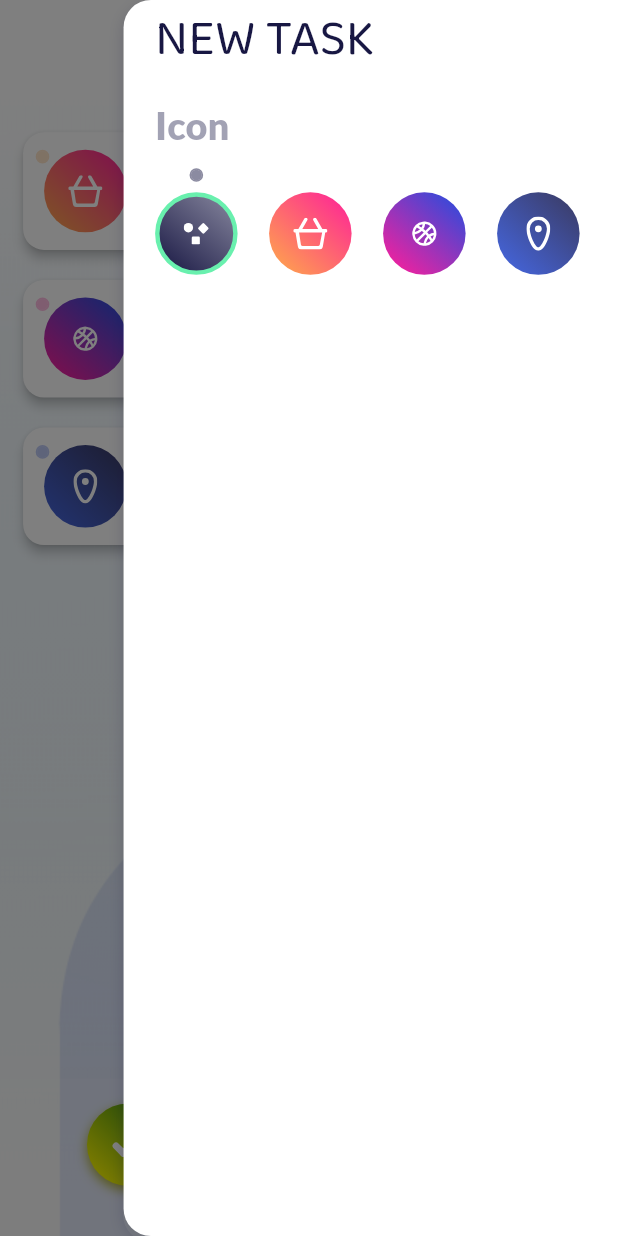
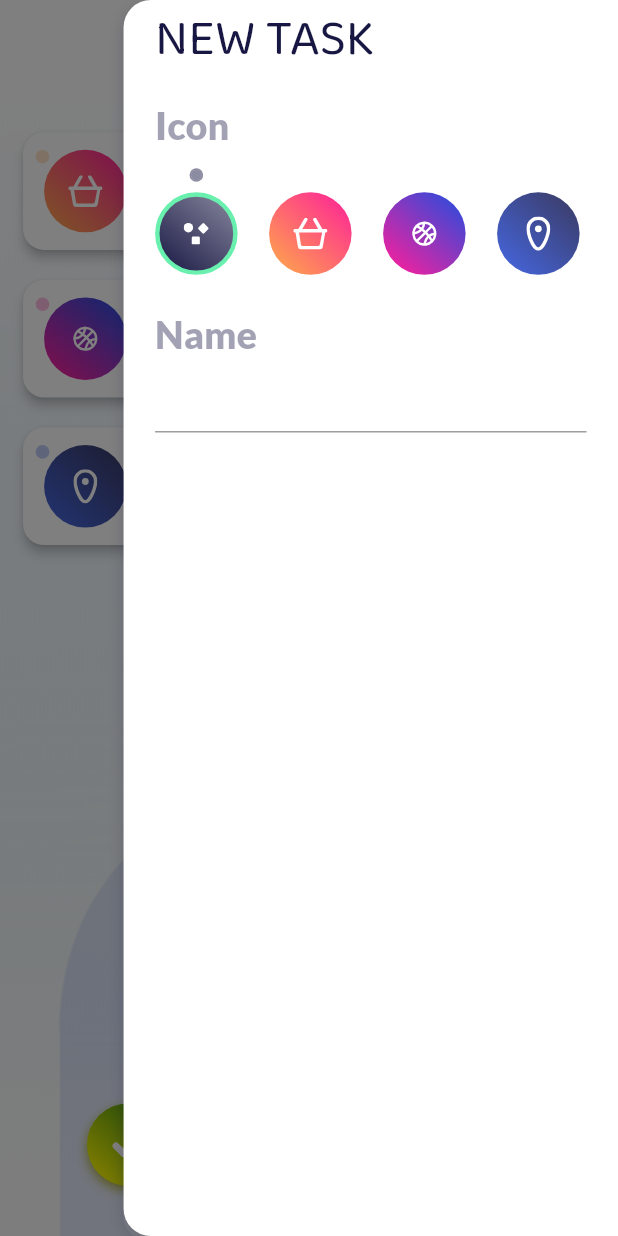
Before and after one commit to SixtusMiracle/my_day, a Flutter app: the screen it shows after launch, item 3 of the bottom bar chosen, on a phone screen of 412 x 824 dp. Run offline on Flutter 3.47's test engine with Material 2 defaults, Android fonts, the light colour scheme and no system bars; our stand-ins replace flutter_svg.

Commit message:
added task name field

```diff
--- a/lib/main.dart
+++ b/lib/main.dart
@@ -13,7 +13,7 @@ class MyApp extends StatelessWidget {
       debugShowCheckedModeBanner: false,
       title: 'My Day',
       theme: ThemeData(
-        primarySwatch: Colors.pink,
+        primarySwatch: Colors.purple,
         fontFamily: 'Lato',
       ),
       initialRoute: Home.routeName,
--- a/lib/screens/home/components/new_task/components/mi_form_label.dart
+++ b/lib/screens/home/components/new_task/components/mi_form_label.dart
@@ -12,15 +12,12 @@ class MiFormLabel extends StatelessWidget {
 
   @override
   Widget build(BuildContext context) {
-    return Padding(
-      padding: const EdgeInsets.only(bottom: miDefaultSize),
-      child: Text(
-        text,
-        style: TextStyle(
-          fontFamily: "Lato Black",
-          fontSize: miDefaultSize * 1.8,
-          color: miTextBoldColor.withOpacity(0.5),
-        ),
+    return Text(
+      text,
+      style: TextStyle(
+        fontFamily: "Lato Black",
+        fontSize: miDefaultSize * 1.8,
+        color: miTextBoldColor.withOpacity(0.5),
       ),
     );
   }
--- a/lib/screens/home/components/new_task/mi_new_task_sidebar.dart
+++ b/lib/screens/home/components/new_task/mi_new_task_sidebar.dart
@@ -82,7 +82,10 @@ class _MiNewTaskSidebarState extends State<MiNewTaskSidebar> {
                   child: Column(
                     crossAxisAlignment: CrossAxisAlignment.start,
                     children: [
-                      MiFormLabel(text: "Icon"),
+                      Padding(
+                        padding: const EdgeInsets.only(bottom: miDefaultSize),
+                        child: MiFormLabel(text: "Icon"),
+                      ),
                       SizedBox(
                         height: miDefaultSize * 5.5,
                         child: ListView.builder(
@@ -103,6 +106,15 @@ class _MiNewTaskSidebarState extends State<MiNewTaskSidebar> {
                           ),
                         ),
                       ),
+                      SizedBox(height: miDefaultSize * 1.3),
+                      MiFormLabel(text: "Name"),
+                      TextFormField(
+                        style: TextStyle(
+                          fontSize: miDefaultSize * 1.6,
+                          color: miTextColor,
+                        ),
+                        textAlign: TextAlign.left,
+                      ),
                     ],
                   ),
                 ),
```
